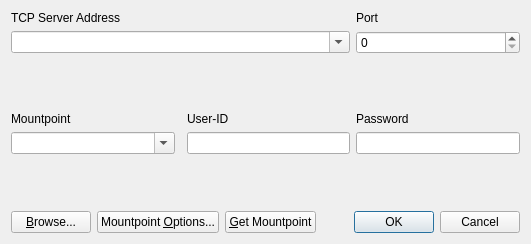
This is app/qtapp/appcmn_qt/tcpoptdlg.ui in lhuisman/myRTKLIB as Qt 5 draws it before an edit. The edited form follows.
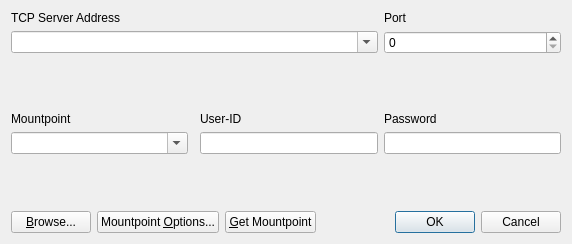
This is the edited form.

Commit message: fix tab order in some dialog windows

Patch:
```diff
--- a/app/qtapp/appcmn_qt/tcpoptdlg.ui
+++ b/app/qtapp/appcmn_qt/tcpoptdlg.ui
@@ -6,7 +6,7 @@
    <rect>
     <x>0</x>
     <y>0</y>
-    <width>531</width>
+    <width>572</width>
     <height>244</height>
    </rect>
   </property>
```
Left out of the diff: 27 changed lines with no effect on the pictures. The commit also changes 2 other files.
